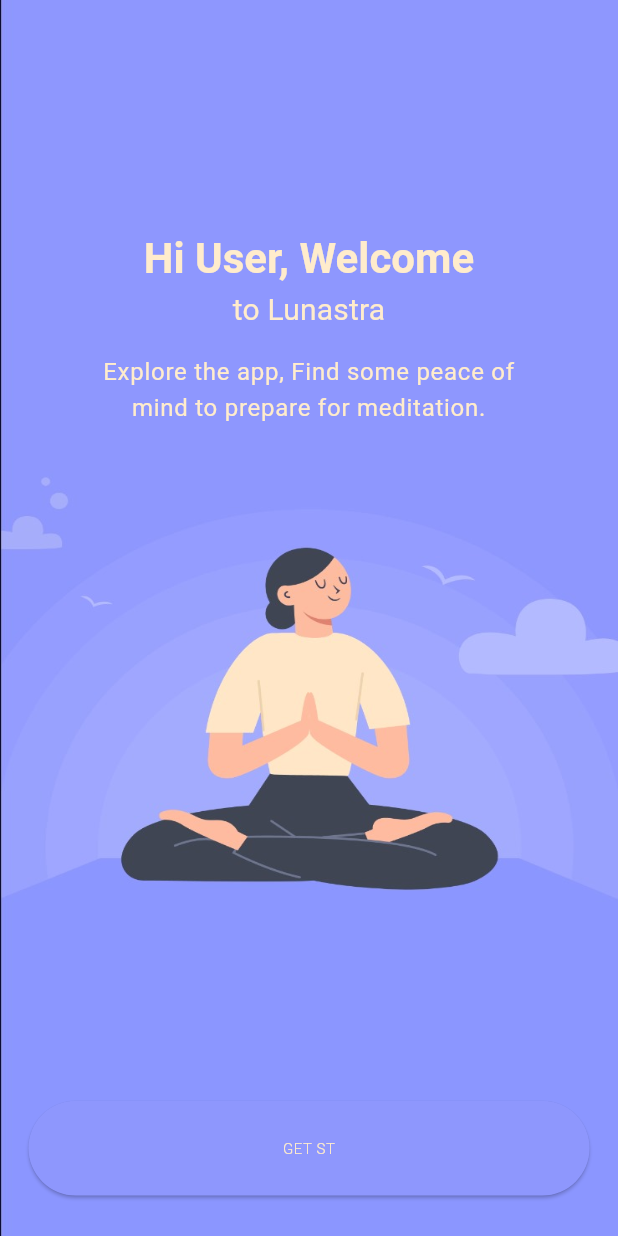
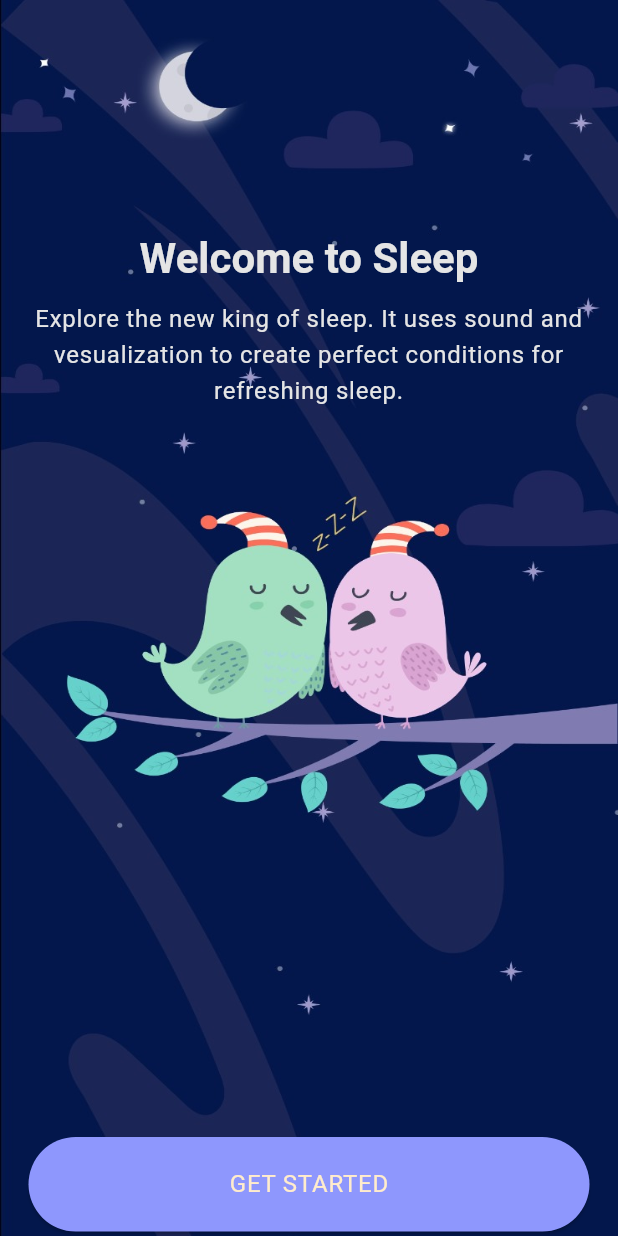
Before and after one commit to Kozmx/Lunastro-MeditationApp, a Flutter app: the screen it shows after launch, on a phone screen of 412 x 824 dp. Run offline on Flutter 3.47's test engine with Material 3 defaults, Android fonts, the phone set to English and light mode, and no system bars.

Commit message:
New screens and padding values have been added.

```diff
--- a/lib/core/constants.dart
+++ b/lib/core/constants.dart
@@ -15,7 +15,8 @@ class projectPadding {
   static const EdgeInsets symmetricPaddingH = EdgeInsets.symmetric(horizontal: 20, vertical: 0);
   static const EdgeInsets symmetricPaddingV = EdgeInsets.symmetric(horizontal: 0, vertical: 10);
   static const EdgeInsets symmetricText = EdgeInsets.symmetric(horizontal: 15,vertical: 0);
-  static const EdgeInsets topPadding = EdgeInsets.only(top: 80);
+  static const EdgeInsets topPadding = EdgeInsets.only(top: 155);
+  static const EdgeInsets buttonBottomPadding = EdgeInsets.only(top: 475);
   static const EdgeInsets bottomPadding = EdgeInsets.only(bottom:15 );
   static const EdgeInsets symmetricListtile = EdgeInsets.symmetric(horizontal: 15,vertical: 5);
 
--- a/lib/features/login_page/get_started.dart
+++ b/lib/features/login_page/get_started.dart
@@ -60,7 +60,7 @@ class _pageContainerWidget extends StatelessWidget {
             ),
           ),
           Padding(
-            padding: const EdgeInsets.only(top:450),
+            padding: projectPadding.buttonBottomPadding,
             child: projectStadiumButton(buttonText:"GET ST" ,fColor:projectColor.KantorBlue,textStyle: context.bleachedAlmondBodySmall,),
           ),
         ],
--- /dev/null
+++ b/lib/features/sleep_pages/welcome_sleep.dart
@@ -0,0 +1,40 @@
+import 'package:flutter/material.dart';
+import 'package:lunastro_app/core/constants.dart';
+import 'package:lunastro_app/core/widgets.dart';
+
+class WelcomeSleepPage extends StatelessWidget {
+  const WelcomeSleepPage({super.key});
+
+  @override
+  Widget build(BuildContext context) {
+    var assetSleepBird = "lib/core/images/sleep_bird.jpg";
+
+
+    return Container(
+      width: MediaQuery.of(context).size.width,
+      height: MediaQuery.of(context).size.height,
+      decoration: BoxDecoration(
+        image: DecorationImage(
+          image: AssetImage(assetSleepBird),
+          fit: BoxFit.fill,
+        ),
+      ),
+      child: Column(
+        children: [
+          Padding(
+            padding: projectPadding.topPadding,
+            child: Text("Welcome to Sleep",style: context.coldMorningTitleLarge,),
+          ),
+          Padding(
+            padding: projectPadding.symmetricPaddingV,
+            child: Text('Explore the new king of sleep. It uses sound and vesualization to create perfect conditions for refreshing sleep.',style: context.coldMorningBodyLarge,textAlign: TextAlign.center,),
+          ),
+          Padding(
+            padding: projectPadding.buttonBottomPadding,
+            child: projectStadiumButton(buttonText: "GET STARTED",fColor: projectColor.BleanchedAlmond,  textStyle: context.bleachedAlmondBodyLarge),
+          )
+        ],
+      ),
+    );
+  }
+}
--- a/lib/main.dart
+++ b/lib/main.dart
@@ -2,6 +2,7 @@ import 'package:flutter/material.dart';
 import 'package:lunastro_app/features/login_page/get_started.dart';
 import 'package:lunastro_app/features/login_page/topics.dart';
 import 'package:lunastro_app/features/main_page/main_page.dart';
+import 'package:lunastro_app/features/sleep_pages/welcome_sleep.dart';
 
 void main() {
   runApp(const MainApp());
@@ -13,7 +14,7 @@ class MainApp extends StatelessWidget {
   @override
   Widget build(BuildContext context) {
     return MaterialApp(
-      home: GetStartedPage(),
+      home: WelcomeSleepPage(),
       debugShowCheckedModeBanner: false,
     );
   }
```
Also changed, not shown: lib/core/images/sleep_bird.jpg (added), pubspec.lock.
